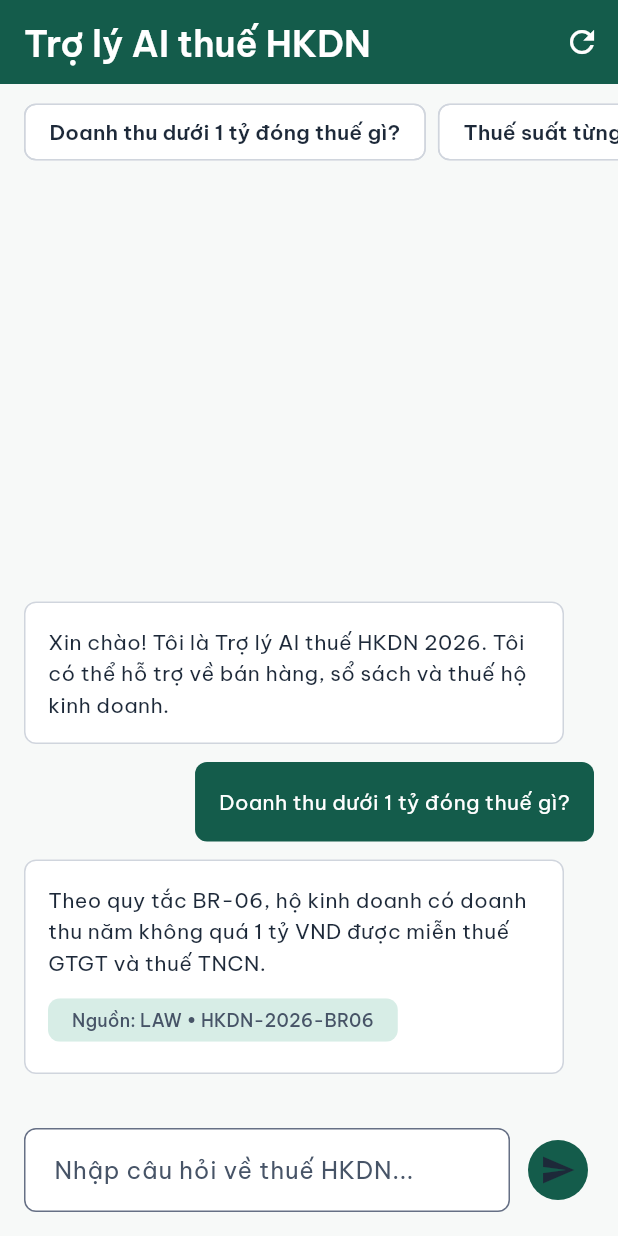
After one commit to ThaiThanhhh/taxbook-pos, a Flutter app: the AssistantChatScreen screen opened by its route, after a tap on "Doanh thu dưới 1 tỷ đóng thuế gì?", on a phone screen of 412 x 824 dp. The commit adds this screen. Run offline on Flutter 3.47's test engine with Material 3 defaults, Android fonts, the phone set to English and light mode, and no system bars; our stand-ins replace dio, flutter_riverpod, go_router, riverpod_annotation, shared_preferences; accounts and stored records are empty; generated files the repository leaves out were written again; network calls fail.

Commit message:
feat(mobile): xây dựng khung chat trợ lý AI hỏi đáp thuế HKDN 2026

```diff
--- a/mobile/lib/core/router/app_router.dart
+++ b/mobile/lib/core/router/app_router.dart
@@ -1,5 +1,6 @@
 import 'package:dt13_pos/core/router/app_routes.dart';
 import 'package:dt13_pos/core/widgets/design_gallery_screen.dart';
+import 'package:dt13_pos/features/assistant/presentation/assistant_chat_screen.dart';
 import 'package:dt13_pos/features/auth/presentation/login_screen.dart';
 import 'package:dt13_pos/features/auth/presentation/splash_screen.dart';
 import 'package:dt13_pos/features/onboarding/presentation/business_setup_screen.dart';
@@ -42,6 +43,10 @@ GoRouter appRouter(Ref ref) {
         builder: (_, _) => const UserGuideScreen(),
       ),
       GoRoute(
+        path: AppRoutes.assistant,
+        builder: (_, _) => const AssistantChatScreen(),
+      ),
+      GoRoute(
         path: AppRoutes.dailyProfit,
         builder: (_, _) => const DailyProfitScreen(),
       ),
--- a/mobile/lib/core/router/app_routes.dart
+++ b/mobile/lib/core/router/app_routes.dart
@@ -9,6 +9,7 @@ abstract final class AppRoutes {
   static const String history = '/history';
   static const String settings = '/settings';
   static const String guide = '/guide';
+  static const String assistant = '/assistant';
   static const String dailyProfit = '/reports/daily-profit';
   static const String topProducts = '/reports/top-products';
 
@@ -26,6 +27,7 @@ abstract final class AppRoutes {
     history,
     settings,
     guide,
+    assistant,
     dailyProfit,
     topProducts,
   ];
--- /dev/null
+++ b/mobile/lib/features/assistant/data/assistant_providers.dart
@@ -0,0 +1,96 @@
+import 'package:dt13_pos/core/network/network_providers.dart';
+import 'package:dt13_pos/features/assistant/data/assistant_repository.dart';
+import 'package:dt13_pos/features/assistant/domain/chat_message.dart';
+import 'package:flutter_riverpod/flutter_riverpod.dart';
+
+final assistantRepositoryProvider = Provider<AssistantRepository>((ref) {
+  return AssistantRepository(ref.watch(apiClientProvider));
+});
+
+class AssistantChatState {
+  const AssistantChatState({required this.messages, this.isSending = false});
+
+  final List<ChatMessage> messages;
+  final bool isSending;
+
+  AssistantChatState copyWith({List<ChatMessage>? messages, bool? isSending}) {
+    return AssistantChatState(
+      messages: messages ?? this.messages,
+      isSending: isSending ?? this.isSending,
+    );
+  }
+}
+
+class AssistantChatNotifier extends Notifier<AssistantChatState> {
+  int _conversationGeneration = 0;
+
+  @override
+  AssistantChatState build() => _welcomeState();
+
+  Future<void> sendMessage(String text) async {
+    final question = text.trim();
+    if (question.isEmpty || state.isSending) return;
+
+    final generation = _conversationGeneration;
+    final timestamp = DateTime.now();
+    final userMessage = ChatMessage(
+      id: 'user-${timestamp.microsecondsSinceEpoch}',
+      content: question,
+      isUser: true,
+      timestamp: timestamp,
+    );
+    state = state.copyWith(
+      messages: [...state.messages, userMessage],
+      isSending: true,
+    );
+
+    try {
+      final response = await ref
+          .read(assistantRepositoryProvider)
+          .askQuestion(question);
+      if (generation != _conversationGeneration) return;
+
+      final answerTimestamp = DateTime.now();
+      final assistantMessage = ChatMessage(
+        id: 'assistant-${answerTimestamp.microsecondsSinceEpoch}',
+        content: response.answer,
+        isUser: false,
+        timestamp: answerTimestamp,
+        sources: response.sources,
+        refused: response.refused,
+        refusalReason: response.refusalReason,
+        isFallback: response.isFallback,
+      );
+      state = state.copyWith(messages: [...state.messages, assistantMessage]);
+    } finally {
+      if (generation == _conversationGeneration) {
+        state = state.copyWith(isSending: false);
+      }
+    }
+  }
+
+  void clearHistory() {
+    _conversationGeneration++;
+    state = _welcomeState();
+  }
+
+  AssistantChatState _welcomeState() {
+    return AssistantChatState(
+      messages: [
+        ChatMessage(
+          id: 'welcome',
+          content:
+              'Xin chào! Tôi là Trợ lý AI thuế HKDN 2026. Tôi có thể hỗ trợ '
+              'về bán hàng, sổ sách và thuế hộ kinh doanh.',
+          isUser: false,
+          timestamp: DateTime.now(),
+        ),
+      ],
+    );
+  }
+}
+
+final assistantChatProvider =
+    NotifierProvider<AssistantChatNotifier, AssistantChatState>(
+      AssistantChatNotifier.new,
+    );
--- /dev/null
+++ b/mobile/lib/features/assistant/data/assistant_repository.dart
@@ -0,0 +1,121 @@
+import 'package:dio/dio.dart';
+import 'package:dt13_pos/core/network/api_client.dart';
+import 'package:dt13_pos/features/assistant/domain/chat_message.dart';
+
+class AssistantRepository {
+  AssistantRepository(this._api);
+
+  final ApiClient _api;
+
+  Future<AskResponse> askQuestion(String question) async {
+    final trimmedQuestion = question.trim();
+    if (trimmedQuestion.isEmpty) {
+      throw ArgumentError.value(
+        question,
+        'question',
+        'Câu hỏi không được để trống.',
+      );
+    }
+
+    try {
+      final response = await _api.post<Object?>(
+        '/ai/ask',
+        data: {'question': trimmedQuestion},
+      );
+      final data = response.data;
+      if (data is! Map<String, dynamic>) {
+        throw const FormatException('Phản hồi trợ lý AI không hợp lệ.');
+      }
+      return AskResponse.fromJson(data);
+    } on DioException catch (error) {
+      if (!_shouldUseFallback(error)) rethrow;
+      return _fallbackFor(trimmedQuestion);
+    }
+  }
+
+  bool _shouldUseFallback(DioException error) {
+    if (error.response?.statusCode == 404 ||
+        error.response?.statusCode == 501) {
+      return true;
+    }
+
+    return switch (error.type) {
+      DioExceptionType.connectionTimeout ||
+      DioExceptionType.sendTimeout ||
+      DioExceptionType.receiveTimeout ||
+      DioExceptionType.connectionError => true,
+      _ => false,
+    };
+  }
+
+  AskResponse _fallbackFor(String question) {
+    final normalizedQuestion = question.toLowerCase();
+
+    if (_containsAny(normalizedQuestion, [
+      'hóa đơn',
+      'hoá đơn',
+      'ocr',
+      'ghi sổ',
+      'chi phí',
+    ])) {
+      return const AskResponse(
+        answer:
+            'Quy trình gồm chụp hóa đơn, để AI bóc tách thông tin, sau đó '
+            'chủ hộ đối soát. Hóa đơn chỉ được ghi vào sổ chi phí sau khi '
+            'chủ hộ bấm “Xác nhận & Ghi sổ chi phí”.',
+        sources: [AnswerSource(type: 'SRS', id: 'FR-OCR-CONFIRM')],
+        isFallback: true,
+      );
+    }
+
+    if (_containsAny(normalizedQuestion, [
+      'doanh thu',
+      'ngưỡng',
+      'miễn thuế',
+      '1 tỷ',
+      '1.000.000.000',
+    ])) {
+      return const AskResponse(
+        answer:
+            'Theo quy tắc BR-06, hộ kinh doanh có doanh thu năm không quá '
+            '1 tỷ VND được miễn thuế GTGT và thuế TNCN.',
+        sources: [AnswerSource(type: 'LAW', id: 'HKDN-2026-BR06')],
+        isFallback: true,
+      );
+    }
+
+    if (_containsAny(normalizedQuestion, [
+      'thuế suất',
+      'ngành nghề',
+      'gtgt',
+      'tncn',
+      'goods_distribution',
+      'service',
+      'production_transport',
+    ])) {
+      return const AskResponse(
+        answer:
+            'Thuế suất theo nhóm ngành nghề: phân phối hàng hóa '
+            '(GOODS_DISTRIBUTION) GTGT 1%, TNCN 0,5%; dịch vụ (SERVICE) '
+            'GTGT 5%, TNCN 2%; sản xuất, vận tải (PRODUCTION_TRANSPORT) '
+            'GTGT 3%, TNCN 1,5%; ngành nghề khác (OTHER) GTGT 2%, TNCN 1%.',
+        sources: [AnswerSource(type: 'LAW', id: 'HKDN-2026-RATES')],
+        isFallback: true,
+      );
+    }
+
+    const refusalReason =
+        'Trợ lý chỉ hỗ trợ giải đáp nghiệp vụ bán hàng, sổ sách và thuế '
+        'Hộ kinh doanh 2026.';
+    return const AskResponse(
+      answer: refusalReason,
+      refused: true,
+      refusalReason: refusalReason,
+      isFallback: true,
+    );
+  }
+
+  bool _containsAny(String text, List<String> terms) {
+    return terms.any(text.contains);
+  }
+}
--- /dev/null
+++ b/mobile/lib/features/assistant/domain/chat_message.dart
@@ -0,0 +1,78 @@
+class AnswerSource {
+  const AnswerSource({required this.type, required this.id, this.fields});
+
+  factory AnswerSource.fromJson(Map<String, dynamic> json) {
+    final fields = json['fields'];
+    if (fields != null && fields is! Map<String, dynamic>) {
+      throw const FormatException('Các trường nguồn trích dẫn không hợp lệ.');
+    }
+    return AnswerSource(
+      type: json['type'] as String,
+      id: json['id'] as String,
+      fields: fields as Map<String, dynamic>?,
+    );
+  }
+
+  final String type;
+  final String id;
+  final Map<String, dynamic>? fields;
+}
+
+class AskResponse {
+  const AskResponse({
+    required this.answer,
+    this.sources = const [],
+    this.refused = false,
+    this.refusalReason,
+    this.isFallback = false,
+  });
+
+  factory AskResponse.fromJson(Map<String, dynamic> json) {
+    final rawSources = json['sources'] ?? const <Object?>[];
+    if (rawSources is! List<Object?>) {
+      throw const FormatException('Danh sách nguồn trích dẫn không hợp lệ.');
+    }
+
+    return AskResponse(
+      answer: json['answer'] as String,
+      sources: rawSources
+          .map((source) {
+            if (source is! Map<String, dynamic>) {
+              throw const FormatException('Nguồn trích dẫn không hợp lệ.');
+            }
+            return AnswerSource.fromJson(source);
+          })
+          .toList(growable: false),
+      refused: json['refused'] as bool? ?? false,
+      refusalReason: json['refusal_reason'] as String?,
+    );
+  }
+
+  final String answer;
+  final List<AnswerSource> sources;
+  final bool refused;
+  final String? refusalReason;
+  final bool isFallback;
+}
+
+class ChatMessage {
+  const ChatMessage({
+    required this.id,
+    required this.content,
+    required this.isUser,
+    required this.timestamp,
+    this.sources = const [],
+    this.refused = false,
+    this.refusalReason,
+    this.isFallback = false,
+  });
+
+  final String id;
+  final String content;
+  final bool isUser;
+  final DateTime timestamp;
+  final List<AnswerSource> sources;
+  final bool refused;
+  final String? refusalReason;
+  final bool isFallback;
+}
--- /dev/null
+++ b/mobile/lib/features/assistant/presentation/assistant_chat_screen.dart
@@ -0,0 +1,243 @@
+import 'dart:async';
+
+import 'package:dio/dio.dart';
+import 'package:dt13_pos/core/theme/app_colors.dart';
+import 'package:dt13_pos/core/theme/app_spacing.dart';
+import 'package:dt13_pos/core/theme/app_typography.dart';
+import 'package:dt13_pos/core/widgets/app_card.dart';
+import 'package:dt13_pos/features/assistant/data/assistant_providers.dart';
+import 'package:dt13_pos/features/assistant/domain/chat_message.dart';
+import 'package:flutter/material.dart';
+import 'package:flutter_riverpod/flutter_riverpod.dart';
+
+class AssistantChatScreen extends ConsumerStatefulWidget {
+  const AssistantChatScreen({super.key});
+
+  @override
+  ConsumerState<AssistantChatScreen> createState() =>
+      _AssistantChatScreenState();
+}
+
+class _AssistantChatScreenState extends ConsumerState<AssistantChatScreen> {
+  static const List<String> _suggestions = [
+    'Doanh thu dưới 1 tỷ đóng thuế gì?',
+    'Thuế suất từng ngành nghề 2026',
+    'Cách ghi sổ hóa đơn OCR',
+  ];
+
+  final TextEditingController _controller = TextEditingController();
+
+  @override
+  void dispose() {
+    _controller.dispose();
+    super.dispose();
+  }
+
+  @override
+  Widget build(BuildContext context) {
+    final chatState = ref.watch(assistantChatProvider);
+
+    return Scaffold(
+      appBar: AppBar(
+        title: const Text('Trợ lý AI thuế HKDN'),
+        actions: [
+          IconButton(
+            icon: const Icon(Icons.refresh),
+            tooltip: 'Xóa hội thoại',
+            onPressed: ref.read(assistantChatProvider.notifier).clearHistory,
+          ),
+        ],
+      ),
+      body: SafeArea(
+        child: Column(
+          children: [
+            SizedBox(
+              height: 64,
+              child: SingleChildScrollView(
+                scrollDirection: Axis.horizontal,
+                padding: const EdgeInsets.symmetric(
+                  horizontal: AppSpacing.padding,
+                  vertical: 8,
+                ),
+                child: Row(
+                  children: [
+                    for (final suggestion in _suggestions)
+                      Padding(
+                        padding: const EdgeInsets.only(right: 8),
+                        child: ActionChip(
+                          label: Text(suggestion),
+                          onPressed: chatState.isSending
+                              ? null
+                              : () => unawaited(_send(suggestion)),
+                        ),
+                      ),
+                  ],
+                ),
+              ),
+            ),
+            Expanded(
+              child: ListView.builder(
+                reverse: true,
+                padding: const EdgeInsets.symmetric(
+                  horizontal: AppSpacing.padding,
+                  vertical: 8,
+                ),
+                itemCount: chatState.messages.length,
+                itemBuilder: (context, index) {
+                  final messageIndex = chatState.messages.length - index - 1;
+                  return _MessageBubble(
+                    message: chatState.messages[messageIndex],
+                  );
+                },
+              ),
+            ),
+            if (chatState.isSending)
+              const LinearProgressIndicator(minHeight: 2),
+            _buildComposer(chatState.isSending),
+          ],
+        ),
+      ),
+    );
+  }
+
+  Widget _buildComposer(bool isSending) {
+    return Padding(
+      padding: const EdgeInsets.all(AppSpacing.padding),
+      child: Row(
+        children: [
+          Expanded(
+            child: TextField(
+              controller: _controller,
+              enabled: !isSending,
+              textInputAction: TextInputAction.send,
+              onSubmitted: (text) => unawaited(_send(text)),
+              decoration: const InputDecoration(
+                hintText: 'Nhập câu hỏi về thuế HKDN...',
+                border: OutlineInputBorder(),
+              ),
+            ),
+          ),
+          const SizedBox(width: 8),
+          IconButton.filled(
+            tooltip: 'Gửi câu hỏi',
+            icon: const Icon(Icons.send),
+            onPressed: isSending
+                ? null
+                : () => unawaited(_send(_controller.text)),
+          ),
+        ],
+      ),
+    );
+  }
+
+  Future<void> _send(String text) async {
+    final question = text.trim();
+    if (question.isEmpty) return;
+    _controller.clear();
+    try {
+      await ref.read(assistantChatProvider.notifier).sendMessage(question);
+    } on DioException catch (error) {
+      if (!mounted) return;
+      ScaffoldMessenger.of(context).showSnackBar(
+        SnackBar(
+          content: Text(
+            'Không thể gửi câu hỏi: ${error.message ?? 'Lỗi kết nối.'}',
+          ),
+        ),
+      );
+    }
+  }
+}
+
+class _MessageBubble extends StatelessWidget {
+  const _MessageBubble({required this.message});
+
+  final ChatMessage message;
+
+  @override
+  Widget build(BuildContext context) {
+    if (message.isUser) {
+      return Align(
+        alignment: Alignment.centerRight,
+        child: Container(
+          constraints: const BoxConstraints(maxWidth: 320),
+          margin: const EdgeInsets.only(bottom: 12),
+          padding: const EdgeInsets.all(AppSpacing.padding),
+          decoration: BoxDecoration(
+            color: AppColors.primary,
+            borderRadius: BorderRadius.circular(AppSpacing.radius),
+          ),
+          child: Text(
+            message.content,
+            style: AppTypography.bodyMedium.copyWith(
+              color: AppColors.onPrimary,
+            ),
+          ),
+        ),
+      );
+    }
+
+    return Align(
+      alignment: Alignment.centerLeft,
+      child: Container(
+        constraints: const BoxConstraints(maxWidth: 360),
+        margin: const EdgeInsets.only(bottom: 12),
+        child: AppCard(
+          child: Column(
+            crossAxisAlignment: CrossAxisAlignment.start,
+            children: [
+              Text(message.content, style: AppTypography.bodyMedium),
+              if (message.refused) ...[
+                const SizedBox(height: 8),
+                Container(
+                  width: double.infinity,
+                  padding: const EdgeInsets.all(8),
+                  decoration: BoxDecoration(
+                    color: AppColors.warningContainer,
+                    borderRadius: BorderRadius.circular(AppSpacing.radius),
+                  ),
+                  child: Text(
+                    message.refusalReason ?? message.content,
+                    style: AppTypography.bodySmall.copyWith(
+                      color: AppColors.warning,
+                    ),
+                  ),
+                ),
+              ],
+              if (message.sources.isNotEmpty) ...[
+                const SizedBox(height: 8),
+                Wrap(
+                  spacing: 6,
+                  runSpacing: 6,
+                  children: [
+                    for (final source in message.sources)
+                      _SourceChip(source: source),
+                  ],
+                ),
+              ],
+            ],
+          ),
+        ),
+      ),
+    );
+  }
+}
+
+class _SourceChip extends StatelessWidget {
+  const _SourceChip({required this.source});
+
+  final AnswerSource source;
+
+  @override
+  Widget build(BuildContext context) {
+    return Chip(
+      visualDensity: VisualDensity.compact,
+      label: Text(
+        'Nguồn: ${source.type} • ${source.id}',
+        style: AppTypography.labelSmall,
+      ),
+      backgroundColor: AppColors.primaryContainer,
+      side: BorderSide.none,
+    );
+  }
+}
```
Also changed, not shown: 3 other files.
